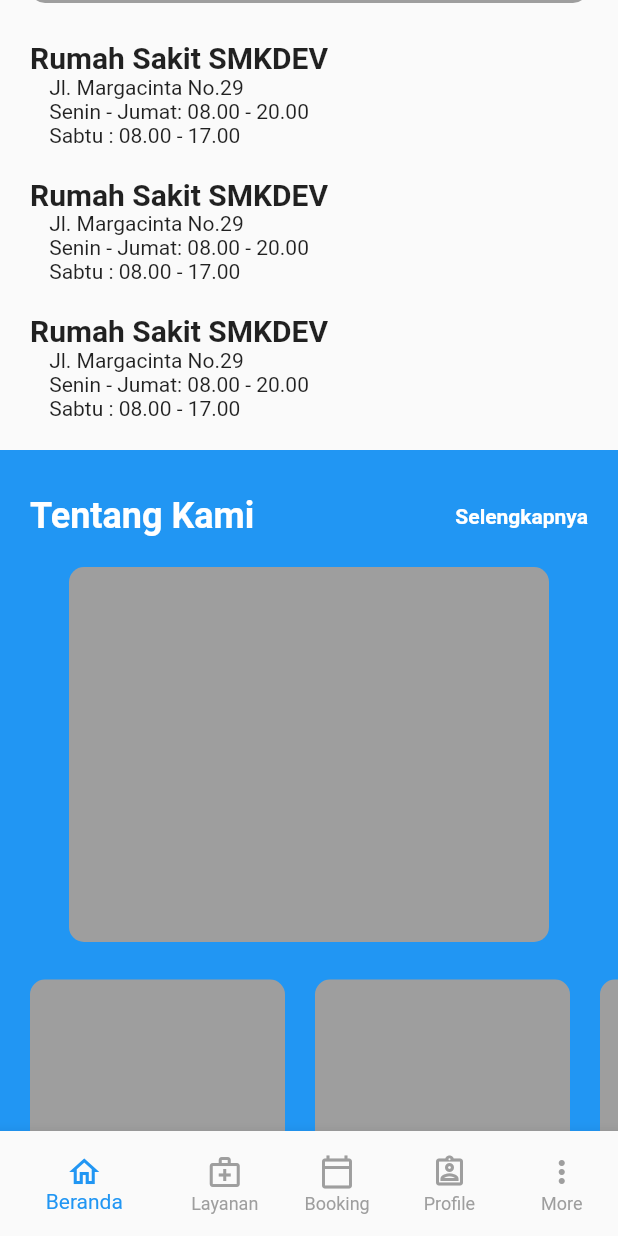
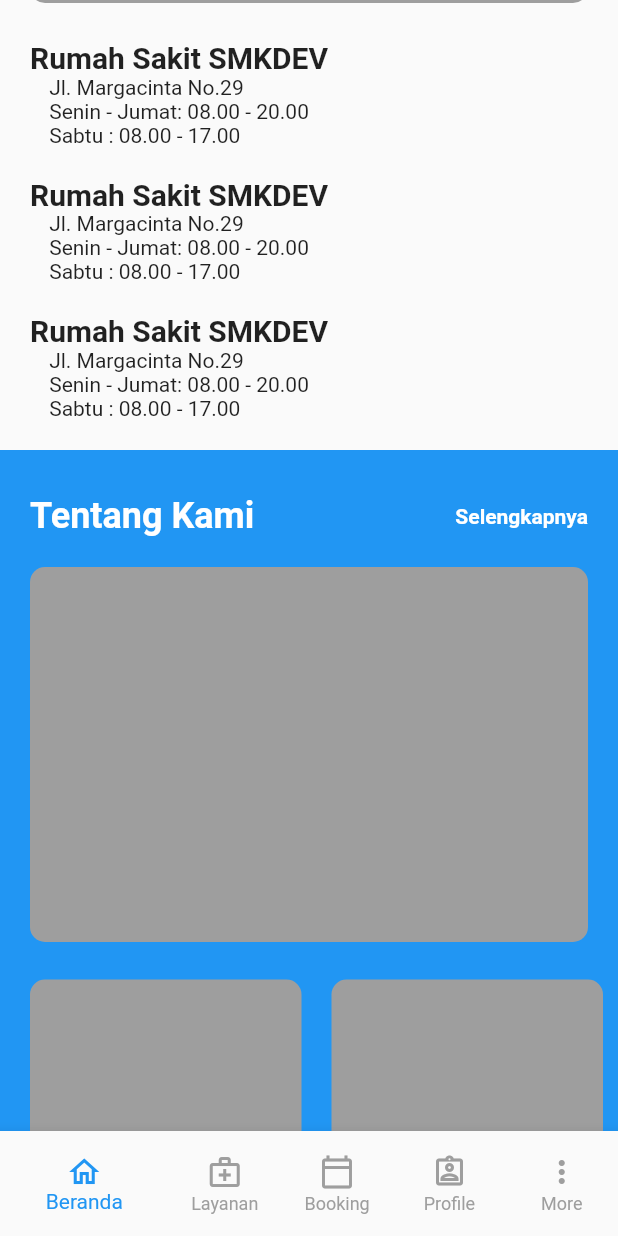
Before and after one commit to Fikialamsyah/RS_SMKDEV_App, a Flutter app: the screen it shows after launch, scrolled down 576 dp, on a phone screen of 412 x 824 dp. Run offline on Flutter 3.47's test engine with Material 2 defaults, Android fonts, the phone set to English and light mode, and no system bars; our stand-ins replace hexcolor.

Commit message:
editing size for width maxsimum, boxShadow in TentangKamiCard2, and size maxsimum in TentangKamiCard1()

```diff
--- a/rs_smkdev_app/lib/home/items/tentang_kami.dart
+++ b/rs_smkdev_app/lib/home/items/tentang_kami.dart
@@ -11,7 +11,7 @@ class TentangKami extends StatelessWidget {
   Widget build(BuildContext context) {
     return Container(
         color: Colors.blue,
-        height: 630,
+        height: 650,
         child: Column(
           children: <Widget>[
             SizedBox(
@@ -26,6 +26,7 @@ class TentangKami extends StatelessWidget {
                 ),
                 GestureDetector(
                   onTap: (){
+                    //digunakan untuk berpindah page ke menu TentangKamiMenu()
                     Navigator.push(context, MaterialPageRoute(builder: (context) => TemuiKami()));
                   },
                   child: Container(
@@ -77,11 +78,12 @@ class TentangKamiCard2 extends StatelessWidget {
 
   @override
   Widget build(BuildContext context) {
+    Size size = MediaQuery.of(context).size; //mendapatkan width dan height maksimum sesuai resolusi layar
     return GestureDetector(
       onTap: press,
       child: Container(
         margin: EdgeInsets.only(left: 20, top: 20, bottom: 20),
-        width: 170,
+        width: size.width / 2 - 25,
         height: 260,
         child: Column(
           children: <Widget>[
@@ -100,6 +102,12 @@ class TentangKamiCard2 extends StatelessWidget {
               padding: EdgeInsets.all(10),
               decoration: BoxDecoration(
                 color: Colors.white,
+                boxShadow: [
+                  BoxShadow(
+                    blurRadius: 2,
+                    color: Colors.grey
+                  )
+                ],
                 borderRadius: BorderRadius.only(
                     bottomLeft: Radius.circular(10),
                     bottomRight: Radius.circular(10)),
@@ -133,11 +141,17 @@ class TentangKamiCard1 extends StatelessWidget {
 
   @override
   Widget build(BuildContext context) {
+    Size size = MediaQuery.of(context).size; //mendapatkan width dan height maksimum sesuai resolusi layar
     return GestureDetector(
       onTap: press,
       child: Container(
-        margin: EdgeInsets.only(top: 20, bottom: 5),
-        width: 320,
+        margin: EdgeInsets.only(
+          left: 20,
+          right: 20,
+          top: 20,
+          bottom: 5
+        ),
+        width: size.width,
         height: 250,
         decoration: BoxDecoration(
             borderRadius: BorderRadius.circular(10), color: Colors.grey),
```
